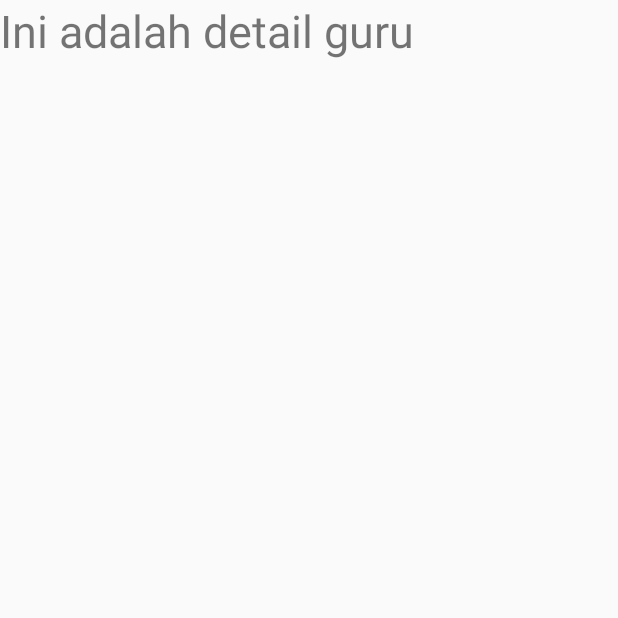
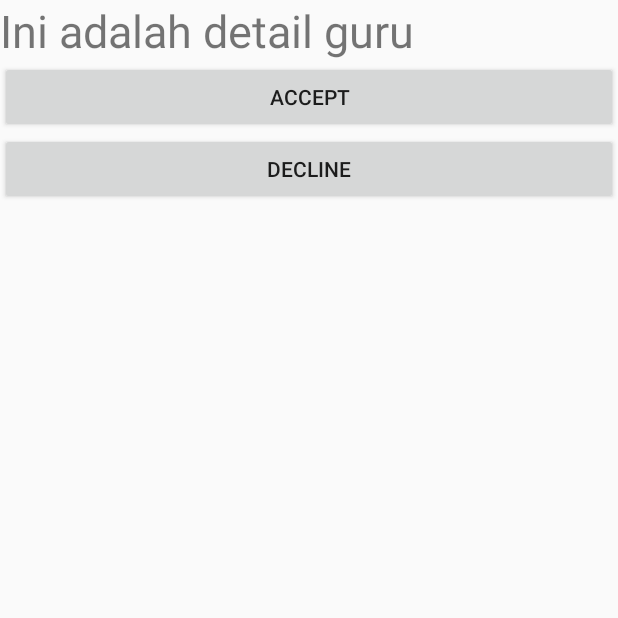
Before and after one commit to nadiahtsp/androidGuru, an Android app: the DetailPesanan screen opened directly, with no data from a screen before it, on a phone screen of 412 x 824 dp, the top half of it. Run offline under Robolectric (Android 15) with nearby library versions, the light colour scheme and no system bars.

Commit message:
list pesanan guru sudah bisa tapi belum bisa acc dan dec

```diff
--- a/app/src/main/java/com/example/maticehguru/LoginActivity.java
+++ b/app/src/main/java/com/example/maticehguru/LoginActivity.java
@@ -66,7 +66,7 @@ public class LoginActivity extends AppCompatActivity {
             protected void onPostExecute(String s) {
                 super.onPostExecute(s);
                 Log.d("s contains: ", s);
-                Toast.makeText(LoginActivity.this,s,Toast.LENGTH_LONG).show();
+//                Toast.makeText(LoginActivity.this,s,Toast.LENGTH_LONG).show();
                 loading.dismiss();
                 verify(s);
             }
--- a/app/src/main/java/com/example/maticehguru/RecyclerViewAdapter.java
+++ b/app/src/main/java/com/example/maticehguru/RecyclerViewAdapter.java
@@ -31,7 +31,7 @@ public class RecyclerViewAdapter extends RecyclerView.Adapter<RecyclerViewAdapte
     @Override
     public ViewHolder onCreateViewHolder(ViewGroup parent, int viewType) {
         Log.d(TAG, "onCreateViewHolder: called");
-        View view = LayoutInflater.from(parent.getContext()).inflate(R.layout.user_fragment_list_pesanan, parent, false);
+        View view = LayoutInflater.from(parent.getContext()).inflate(R.layout.list_item_pesanan, parent, false);
         ViewHolder holder = new ViewHolder(view);
         return holder;
     }
@@ -77,7 +77,7 @@ public class RecyclerViewAdapter extends RecyclerView.Adapter<RecyclerViewAdapte
 
             namaPemesanTV = itemView.findViewById(R.id.namaPemesanTV);
             provinsiTV = itemView.findViewById(R.id.provinsiTV);
-            provinsiTV = itemView.findViewById(R.id.provinsiTV);
+            kabupatenKotaTV = itemView.findViewById(R.id.kabupatenKotaTV);
         }
     }
 }
--- a/app/src/main/res/layout/activity_detail_pesanan.xml
+++ b/app/src/main/res/layout/activity_detail_pesanan.xml
@@ -1,10 +1,11 @@
 <?xml version="1.0" encoding="utf-8"?>
-<android.support.constraint.ConstraintLayout xmlns:android="http://schemas.android.com/apk/res/android"
+<LinearLayout xmlns:android="http://schemas.android.com/apk/res/android"
     xmlns:app="http://schemas.android.com/apk/res-auto"
     xmlns:tools="http://schemas.android.com/tools"
     android:layout_width="match_parent"
     android:layout_height="match_parent"
-    tools:context=".DetailPesanan">
+    tools:context=".DetailPesanan"
+    android:orientation="vertical">
 
     <TextView
         android:layout_width="wrap_content"
@@ -12,4 +13,16 @@
         android:textSize="30sp"
         android:text="Ini adalah detail guru"/>
 
-</android.support.constraint.ConstraintLayout>
+    <Button
+        android:layout_width="match_parent"
+        android:layout_height="wrap_content"
+        android:text="accept"
+        android:id="@+id/btnAccept"/>
+
+    <Button
+        android:layout_width="match_parent"
+        android:layout_height="wrap_content"
+        android:text="decline"
+        android:id="@+id/btnDecline"/>
+
+</LinearLayout>
```
Also changed, not shown: app/src/main/java/com/example/maticehguru/GuruListPesananFragment.java (+16 -2 lines), app/src/main/res/layout/list_item_pesanan.xml (+1 -11 lines), app/src/main/res/layout/user_fragment_list_pesanan.xml (+11 -5 lines), 1 other file.
